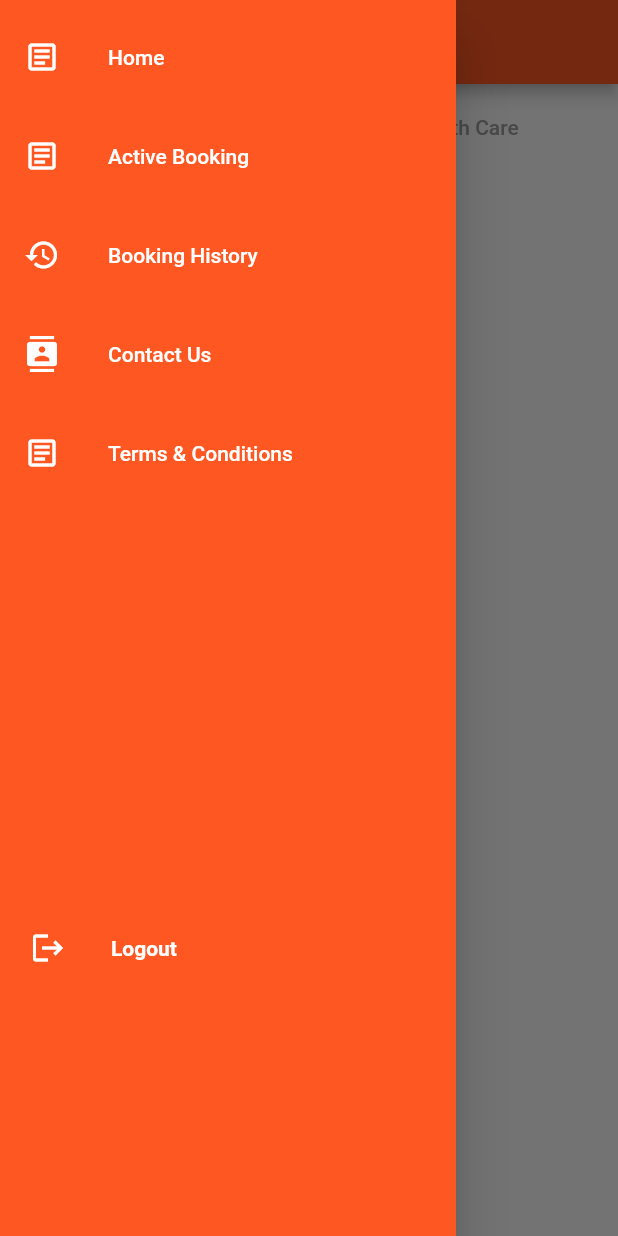
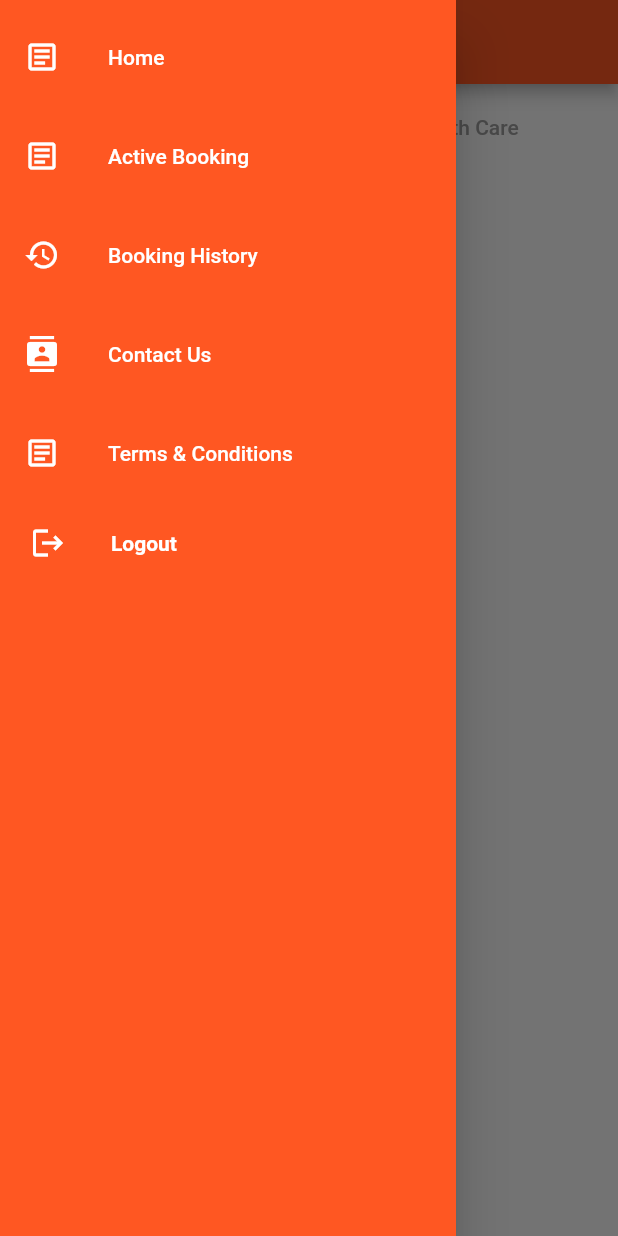
Before and after one commit to ekyut123/THESIS, a Flutter app: the screen it shows once a user with an empty profile is signed in, with the side drawer open, on a phone screen of 412 x 824 dp. Run offline on Flutter 3.47's test engine with Material 2 defaults, Android fonts, the phone set to English and light mode, and no system bars; our stand-ins replace anim_search_bar, cloud_firestore, firebase_auth, firebase_core, flutter_rating_bar, form_field_validator and 2 more; missing offline and left inert: date_time_picker_widget; accounts and stored records are empty.

Commit message:
Update navigation_drawer.dart

```diff
--- a/lib/widgets/navigation_drawer.dart
+++ b/lib/widgets/navigation_drawer.dart
@@ -117,19 +117,6 @@ class NavigationDrawerWidget extends StatelessWidget {
                                     TermsAndConditions(),
                               ));
                         })),
-//                     const SizedBox(height: 10.0),
-//                     buildMenuItem(
-//                         text: 'Settings',
-//                         icon: Icons.settings,
-//                         onClicked: (() {
-//                           Navigator.push(
-//                               context,
-//                               MaterialPageRoute(
-//                                 builder: (BuildContext context) =>
-//                                     const SettingsPage(),
-//                               ));
-//                         })),
-                    const SizedBox(height: 270.0),
                     //added for logout -rob :)
                     Row(
                       // ignore: prefer_const_literals_to_create_immutables
```
